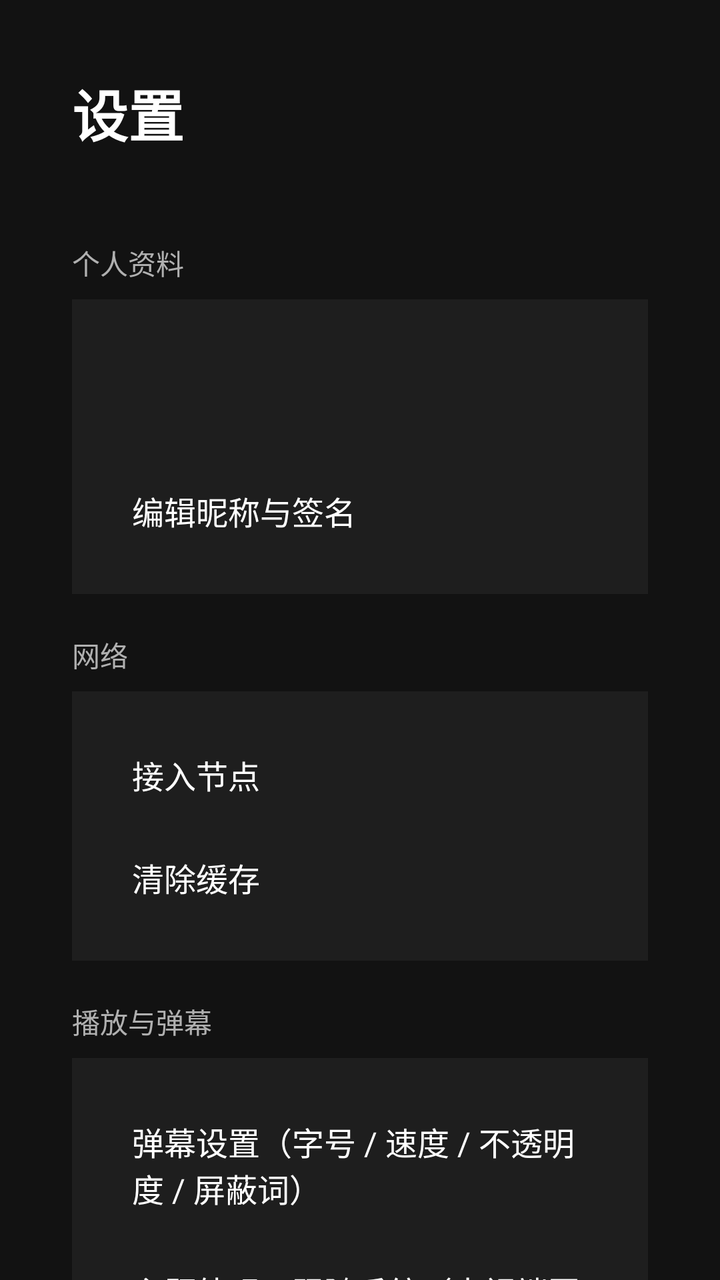
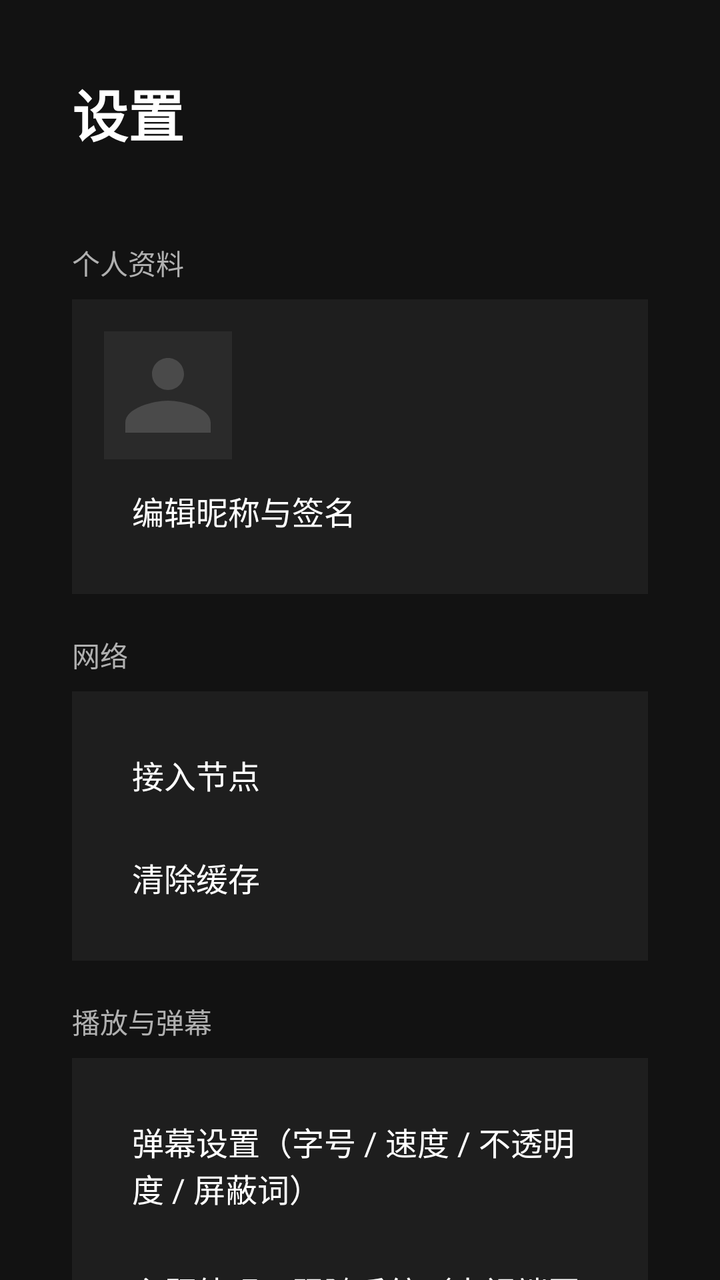

An Android layout rendered at two revisions. The XML below is the earlier revision; the diff shows what the commit changed to produce the second picture.
<!-- AndroidManifest.xml: activity theme Theme.LingXiTV.NoActionBar -->
<!-- res/layout/activity_settings.xml -->
<?xml version="1.0" encoding="utf-8"?>
<ScrollView xmlns:android="http://schemas.android.com/apk/res/android"
    android:layout_width="match_parent"
    android:layout_height="match_parent"
    android:background="@color/bg_dark"
    android:fillViewport="true">

    <LinearLayout
        android:layout_width="match_parent"
        android:layout_height="wrap_content"
        android:orientation="vertical"
        android:padding="36dp"
        android:maxWidth="860dp">

        <TextView
            android:layout_width="wrap_content"
            android:layout_height="wrap_content"
            android:text="设置"
            android:textColor="@color/text_primary"
            android:textSize="28sp"
            android:textStyle="bold"
            android:layout_marginBottom="24dp" />

        
        <TextView style="@style/SettingsSection" android:text="个人资料" />

        <LinearLayout style="@style/SettingsCard"
            android:orientation="vertical">

            <LinearLayout
                android:layout_width="match_parent"
                android:layout_height="wrap_content"
                android:orientation="horizontal"
                android:gravity="center_vertical">

                <ImageView
                    android:id="@+id/ivAvatar"
                    android:layout_width="64dp"
                    android:layout_height="64dp"
                    android:background="@color/card_bg"
                    android:contentDescription="头像" />

                <LinearLayout
                    android:layout_width="0dp"
                    android:layout_height="wrap_content"
                    android:layout_weight="1"
                    android:orientation="vertical"
                    android:layout_marginStart="16dp">

                    <TextView
                        android:id="@+id/tvNickname"
                        android:layout_width="wrap_content"
                        android:layout_height="wrap_content"
                        android:textColor="@color/text_primary"
                        android:textSize="20sp"
                        android:textStyle="bold" />

                    <TextView
                        android:id="@+id/tvUidLevel"
                        android:layout_width="wrap_content"
                        android:layout_height="wrap_content"
                        android:textColor="@color/text_secondary"
                        android:textSize="14sp"
                        android:layout_marginTop="4dp" />
                </LinearLayout>
            </LinearLayout>

            <TextView
                android:id="@+id/tvEditProfile"
                style="@style/SettingsItem"
                android:text="编辑昵称与签名" />
        </LinearLayout>

        
        <TextView style="@style/SettingsSection" android:text="网络" />

        <LinearLayout style="@style/SettingsCard"
            android:orientation="vertical">

            <TextView
                android:id="@+id/tvNode"
                style="@style/SettingsItem"
                android:text="接入节点" />

            <TextView
                android:id="@+id/tvClearCache"
                style="@style/SettingsItem"
                android:text="清除缓存" />
        </LinearLayout>

        
        <TextView style="@style/SettingsSection" android:text="播放与弹幕" />

        <LinearLayout style="@style/SettingsCard"
            android:orientation="vertical">

            <TextView
                android:id="@+id/tvDanmakuSettings"
                style="@style/SettingsItem"
                android:text="弹幕设置（字号 / 速度 / 不透明度 / 屏蔽词）" />

            <TextView
                android:id="@+id/tvTheme"
                style="@style/SettingsItem"
                android:text="主题外观：跟随系统（电视端固定深色）" />
        </LinearLayout>

        
        <TextView style="@style/SettingsSection" android:text="账号安全" />

        <LinearLayout style="@style/SettingsCard"
            android:orientation="vertical">

            <TextView
                android:id="@+id/tvChangePassword"
                style="@style/SettingsItem"
                android:text="修改密码" />

            <TextView
                android:id="@+id/tvLogout"
                style="@style/SettingsItem"
                android:text="退出登录"
                android:textColor="#E57373" />
        </LinearLayout>

        <TextView
            android:layout_width="wrap_content"
            android:layout_height="wrap_content"
            android:layout_gravity="center_horizontal"
            android:layout_marginTop="32dp"
            android:text="凌汐弹幕网 LingXi TV 版"
            android:textColor="@color/text_secondary"
            android:textSize="14sp" />

        <TextView
            android:id="@+id/tvVersion"
            android:layout_width="wrap_content"
            android:layout_height="wrap_content"
            android:layout_gravity="center_horizontal"
            android:layout_marginTop="4dp"
            android:textColor="@color/text_secondary"
            android:textSize="12sp" />

    </LinearLayout>
</ScrollView>
<!-- resources referenced by this layout -->
<resources>
  <color name="bg_dark">#121212</color>
  <color name="card_bg">#1E1E1E</color>
  <color name="text_primary">#FFFFFF</color>
  <color name="text_secondary">#B0B0B0</color>
  <style name="SettingsCard">
          <item name="android:layout_width">match_parent</item>
          <item name="android:layout_height">wrap_content</item>
          <item name="android:background">@color/card_bg</item>
          <item name="android:padding">16dp</item>
      </style>
  <style name="SettingsItem">
          <item name="android:layout_width">match_parent</item>
          <item name="android:layout_height">wrap_content</item>
          <item name="android:textColor">@color/text_primary</item>
          <item name="android:textSize">16sp</item>
          <item name="android:padding">14dp</item>
          <item name="android:focusable">true</item>
          <item name="android:clickable">true</item>
          <item name="android:background">?android:attr/selectableItemBackground</item>
      </style>
  <style name="Theme.LingXiTV.NoActionBar" parent="Theme.LingXiTV">
          <item name="windowActionBar">false</item>
          <item name="windowNoTitle">true</item>
      </style>
  <style name="Theme.LingXiTV" parent="@style/Theme.Leanback">
          <item name="colorPrimary">@color/lingxi_green</item>
          <item name="colorPrimaryDark">@color/lingxi_green_dark</item>
          <item name="colorAccent">@color/lingxi_green_light</item>
          <item name="android:windowBackground">@color/bg_dark</item>
          <item name="android:statusBarColor">@color/bg_dark</item>
          <item name="android:navigationBarColor">@color/bg_dark</item>
      </style>
  <color name="lingxi_green">#1a8a5c</color>
  <color name="lingxi_green_dark">#127049</color>
  <color name="lingxi_green_light">#2eb87c</color>
  <!-- unchanged entries left out for length: 1 -->
</resources>

<!-- the commit's change to res/layout/activity_settings.xml (unified diff, before → after) -->
@@ -38,6 +38,8 @@
                     android:layout_width="64dp"
                     android:layout_height="64dp"
                     android:background="@color/card_bg"
+                    android:scaleType="centerCrop"
+                    android:src="@drawable/ic_avatar_placeholder"
                     android:contentDescription="头像" />
 
                 <LinearLayout
<!-- resource entries referenced after the edit -->
@@ -4,6 +4,20 @@
   <color name="card_bg">#1E1E1E</color>
   <color name="text_primary">#FFFFFF</color>
   <color name="text_secondary">#B0B0B0</color>
+  <!-- drawable ic_avatar_placeholder (drawable) -->
+  <?xml version="1.0" encoding="utf-8"?>
+  <vector xmlns:android="http://schemas.android.com/apk/res/android"
+      android:width="96dp"
+      android:height="96dp"
+      android:viewportWidth="96"
+      android:viewportHeight="96">
+      <path
+          android:fillColor="#2A2A2A"
+          android:pathData="M0,0h96v96h-96z" />
+      <path
+          android:fillColor="#4A4A4A"
+          android:pathData="M48,44c6.6,0 12,-5.4 12,-12s-5.4,-12 -12,-12 -12,5.4 -12,12 5.4,12 12,12zM48,52c-11,0 -32,5.5 -32,16.5V76h64v-7.5C80,57.5 59,52 48,52z" />
+  </vector>
   <style name="SettingsCard">
           <item name="android:layout_width">match_parent</item>
           <item name="android:layout_height">wrap_content</item>
@@ -18,12 +32,35 @@
           <item name="android:padding">14dp</item>
           <item name="android:focusable">true</item>
           <item name="android:clickable">true</item>
-          <item name="android:background">?android:attr/selectableItemBackground</item>
+          <item name="android:background">@drawable/sel_row_focus</item>
       </style>
   <style name="Theme.LingXiTV.NoActionBar" parent="Theme.LingXiTV">
           <item name="windowActionBar">false</item>
           <item name="windowNoTitle">true</item>
       </style>
+  <!-- drawable sel_row_focus (drawable) -->
+  <?xml version="1.0" encoding="utf-8"?>
+  <selector xmlns:android="http://schemas.android.com/apk/res/android">
+      <item android:state_focused="true">
+          <shape android:shape="rectangle">
+              <corners android:radius="6dp" />
+              <solid android:color="@color/card_focus" />
+              <stroke android:width="2dp" android:color="@color/lingxi_green_light" />
+          </shape>
+      </item>
+      <item android:state_pressed="true">
+          <shape android:shape="rectangle">
+              <corners android:radius="6dp" />
+              <solid android:color="@color/card_focus" />
+          </shape>
+      </item>
+      <item>
+          <shape android:shape="rectangle">
+              <corners android:radius="6dp" />
+              <solid android:color="@android:color/transparent" />
+          </shape>
+      </item>
+  </selector>
   <style name="Theme.LingXiTV" parent="@style/Theme.Leanback">
           <item name="colorPrimary">@color/lingxi_green</item>
           <item name="colorPrimaryDark">@color/lingxi_green_dark</item>
@@ -31,9 +68,17 @@
           <item name="android:windowBackground">@color/bg_dark</item>
           <item name="android:statusBarColor">@color/bg_dark</item>
           <item name="android:navigationBarColor">@color/bg_dark</item>
+          
+          <item name="alertDialogTheme">@style/Theme.LingXiTV.Dialog</item>
       </style>
+  <color name="card_focus">#2B3F35</color>
   <color name="lingxi_green">#1a8a5c</color>
   <color name="lingxi_green_dark">#127049</color>
+  <style name="Theme.LingXiTV.Dialog" parent="Theme.AppCompat.Dialog.Alert">
+          <item name="colorPrimary">@color/lingxi_green</item>
+          <item name="colorPrimaryDark">@color/lingxi_green_dark</item>
+          <item name="colorAccent">@color/lingxi_green_light</item>
+      </style>
   <color name="lingxi_green_light">#2eb87c</color>
   <!-- unchanged entries left out for length: 1 -->
 </resources>
